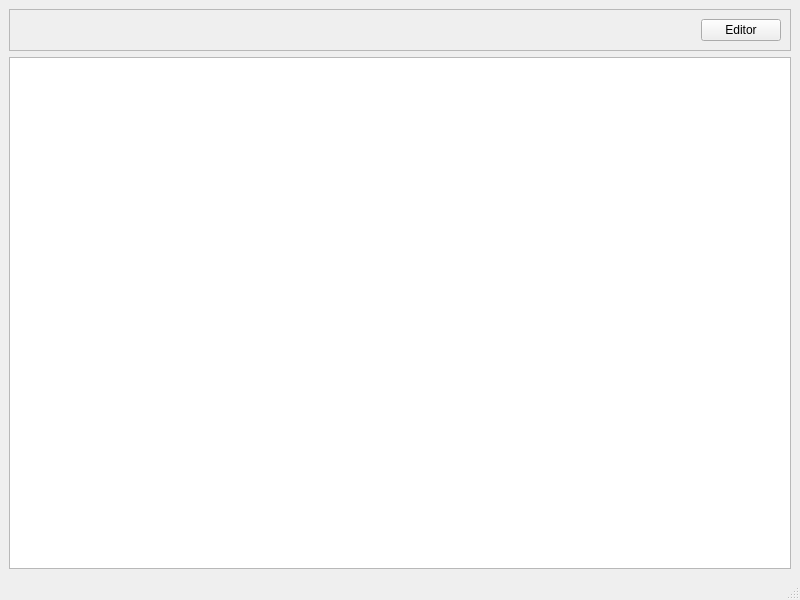
Old version of the form todo/mainwindow.ui in the repository zworcester/todo.
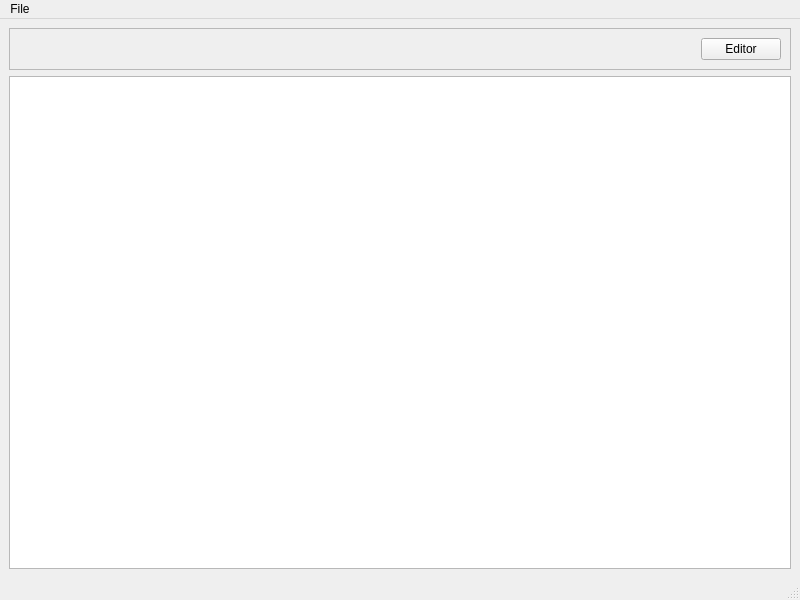
New version of the form.

The edit to the form file:
```diff
--- a/todo/mainwindow.ui
+++ b/todo/mainwindow.ui
@@ -62,9 +62,20 @@
      <x>0</x>
      <y>0</y>
      <width>800</width>
-     <height>22</height>
+     <height>24</height>
     </rect>
    </property>
+   <widget class="QMenu" name="menuFile">
+    <property name="title">
+     <string>File</string>
+    </property>
+    <addaction name="actionNew"/>
+    <addaction name="actionOpen"/>
+    <addaction name="actionSave"/>
+    <addaction name="separator"/>
+    <addaction name="actionQuit"/>
+   </widget>
+   <addaction name="menuFile"/>
   </widget>
   <widget class="QStatusBar" name="statusbar"/>
  </widget>
```
Left out of the diff: 32 changed lines with no effect on the pictures.
